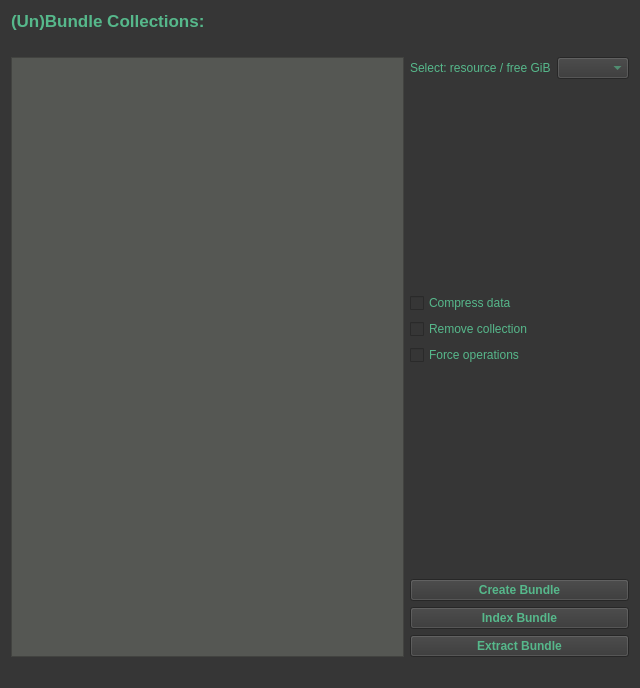
Old version of the form gui/ui-files/tabDataBundle.ui in the repository iBridges-for-iRODS/iBridges.
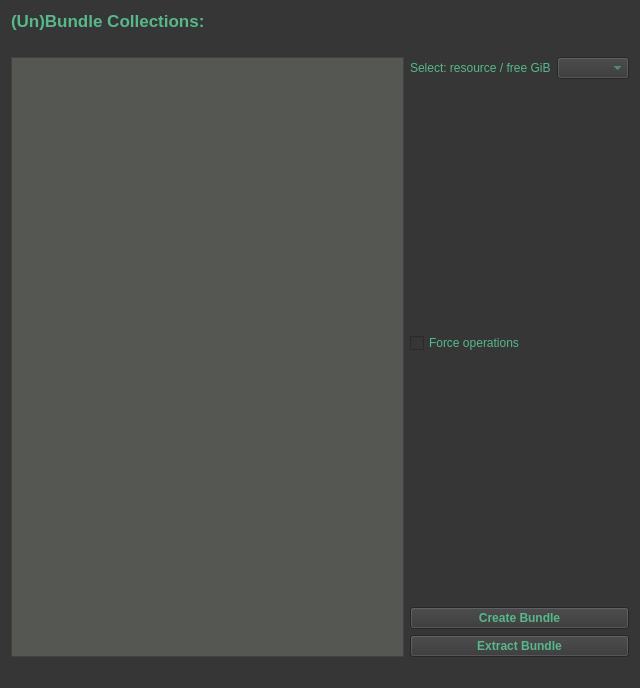
New version of the form.

Commit message: [#13] Remove compress, index, and remove entries

What changed in the file:
```diff
--- a/gui/ui-files/tabDataBundle.ui
+++ b/gui/ui-files/tabDataBundle.ui
@@ -114,20 +114,6 @@
          </property>
         </spacer>
        </item>
-       <item>
-        <widget class="QCheckBox" name="compressCheckBox">
-         <property name="text">
-          <string>Compress data</string>
-         </property>
-        </widget>
-       </item>
-       <item>
-        <widget class="QCheckBox" name="removeCheckBox">
-         <property name="text">
-          <string>Remove collection</string>
-         </property>
-        </widget>
-       </item>
        <item>
         <widget class="QCheckBox" name="forceCheckBox">
          <property name="text">
@@ -161,19 +147,6 @@
          </property>
         </widget>
        </item>
-       <item>
-        <widget class="QPushButton" name="indexButton">
-         <property name="font">
-          <font>
-           <weight>75</weight>
-           <bold>true</bold>
-          </font>
-         </property>
-         <property name="text">
-          <string>Index Bundle</string>
-         </property>
-        </widget>
-       </item>
        <item>
         <widget class="QPushButton" name="extractButton">
          <property name="font">
```
